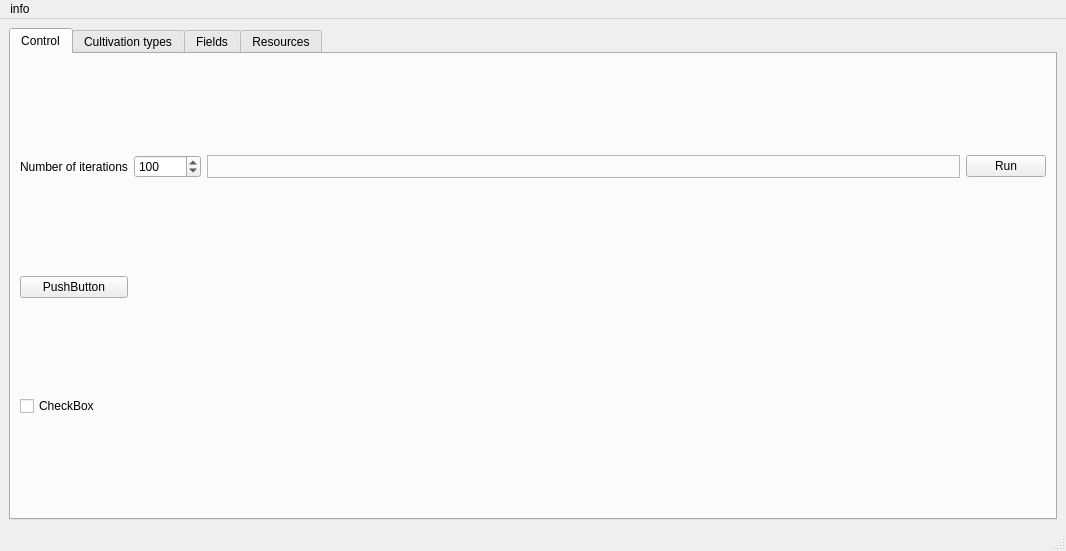
Old version of the form gui/form.ui in the repository hudaszekpiotr/InzynierkaProgram.
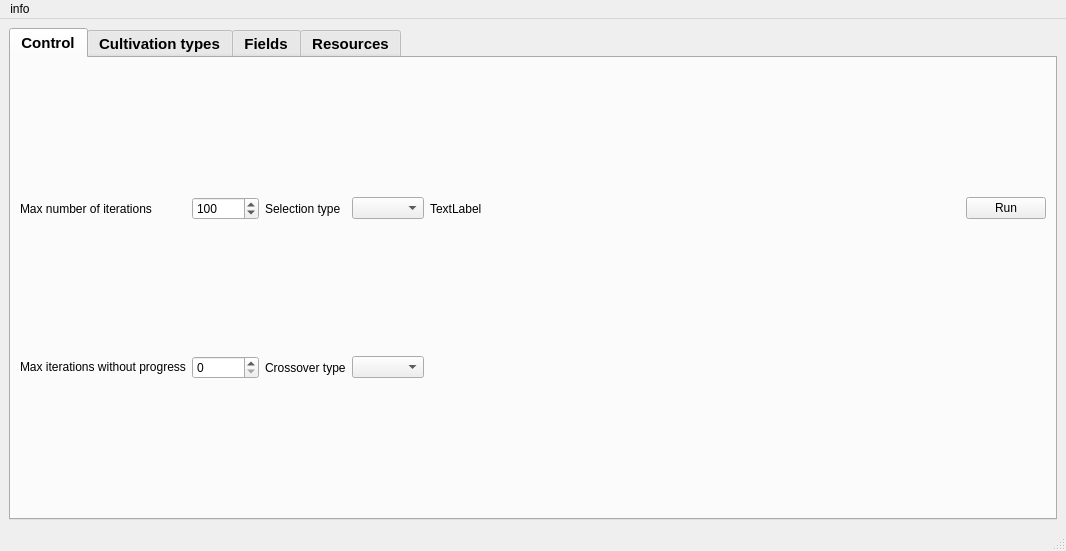
New version of the form. The open tabs and pages were chosen to show the change.

```diff
--- a/gui/form.ui
+++ b/gui/form.ui
@@ -38,40 +38,32 @@
         <verstretch>200</verstretch>
        </sizepolicy>
       </property>
+      <property name="font">
+       <font>
+        <pointsize>11</pointsize>
+        <bold>true</bold>
+       </font>
+      </property>
       <property name="tabPosition">
        <enum>QTabWidget::North</enum>
       </property>
       <property name="currentIndex">
-       <number>2</number>
+       <number>3</number>
+      </property>
+      <property name="elideMode">
+       <enum>Qt::ElideNone</enum>
       </property>
       <widget class="QWidget" name="tab">
+       <property name="font">
+        <font>
+         <pointsize>9</pointsize>
+         <bold>false</bold>
+        </font>
+       </property>
        <attribute name="title">
         <string>Control</string>
        </attribute>
        <layout class="QGridLayout" name="gridLayout_2">
-        <item row="0" column="2">
-         <widget class="QFrame" name="frame">
-          <property name="frameShape">
-           <enum>QFrame::StyledPanel</enum>
-          </property>
-          <property name="frameShadow">
-           <enum>QFrame::Raised</enum>
-          </property>
-         </widget>
-        </item>
-        <item row="0" column="3">
-         <widget class="QPushButton" name="runButton">
-          <property name="sizePolicy">
-           <sizepolicy hsizetype="Fixed" vsizetype="Fixed">
-            <horstretch>0</horstretch>
-            <verstretch>0</verstretch>
-           </sizepolicy>
-          </property>
-          <property name="text">
-           <string>Run</string>
-          </property>
-         </widget>
-        </item>
         <item row="0" column="1">
          <widget class="QSpinBox" name="maxIter">
           <property name="sizePolicy">
@@ -88,9 +80,58 @@
           </property>
          </widget>
         </item>
-        <item row="3" column="0" colspan="4">
+        <item row="1" column="0">
+         <widget class="QLabel" name="label_2">
+          <property name="sizePolicy">
+           <sizepolicy hsizetype="Preferred" vsizetype="Fixed">
+            <horstretch>0</horstretch>
+            <verstretch>0</verstretch>
+           </sizepolicy>
+          </property>
+          <property name="text">
+           <string>Max iterations without progress</string>
+          </property>
+         </widget>
+        </item>
+        <item row="1" column="1">
+         <widget class="QSpinBox" name="spinBox"/>
+        </item>
+        <item row="2" column="0" colspan="7">
          <layout class="QVBoxLayout" name="verticalLayout_3"/>
         </item>
+        <item row="1" column="2">
+         <widget class="QLabel" name="label_4">
+          <property name="text">
+           <string>Crossover type</string>
+          </property>
+         </widget>
+        </item>
+        <item row="0" column="5">
+         <spacer name="horizontalSpacer">
+          <property name="orientation">
+           <enum>Qt::Horizontal</enum>
+          </property>
+          <property name="sizeHint" stdset="0">
+           <size>
+            <width>40</width>
+            <height>20</height>
+           </size>
+          </property>
+         </spacer>
+        </item>
+        <item row="0" column="6">
+         <widget class="QPushButton" name="runButton">
+          <property name="sizePolicy">
+           <sizepolicy hsizetype="Fixed" vsizetype="Fixed">
+            <horstretch>0</horstretch>
+            <verstretch>0</verstretch>
+           </sizepolicy>
+          </property>
+          <property name="text">
+           <string>Run</string>
+          </property>
+         </widget>
+        </item>
         <item row="0" column="0">
          <widget class="QLabel" name="label">
           <property name="sizePolicy">
@@ -100,21 +141,27 @@
            </sizepolicy>
           </property>
           <property name="text">
-           <string>Number of iterations</string>
+           <string>Max number of iterations</string>
           </property>
          </widget>
         </item>
-        <item row="2" column="0">
-         <widget class="QCheckBox" name="checkBox">
+        <item row="0" column="2">
+         <widget class="QLabel" name="label_3">
           <property name="text">
-           <string>CheckBox</string>
+           <string>Selection type</string>
           </property>
          </widget>
         </item>
-        <item row="1" column="0">
-         <widget class="QPushButton" name="pushButton_3">
+        <item row="1" column="3">
+         <widget class="QComboBox" name="comboBox_2"/>
+        </item>
+        <item row="0" column="3">
+         <widget class="QComboBox" name="comboBox"/>
+        </item>
+        <item row="0" column="4">
+         <widget class="QLabel" name="label_5">
           <property name="text">
-           <string>PushButton</string>
+           <string>TextLabel</string>
           </property>
          </widget>
         </item>
```
Left out of the diff: 87 changed lines with no effect on the pictures.
